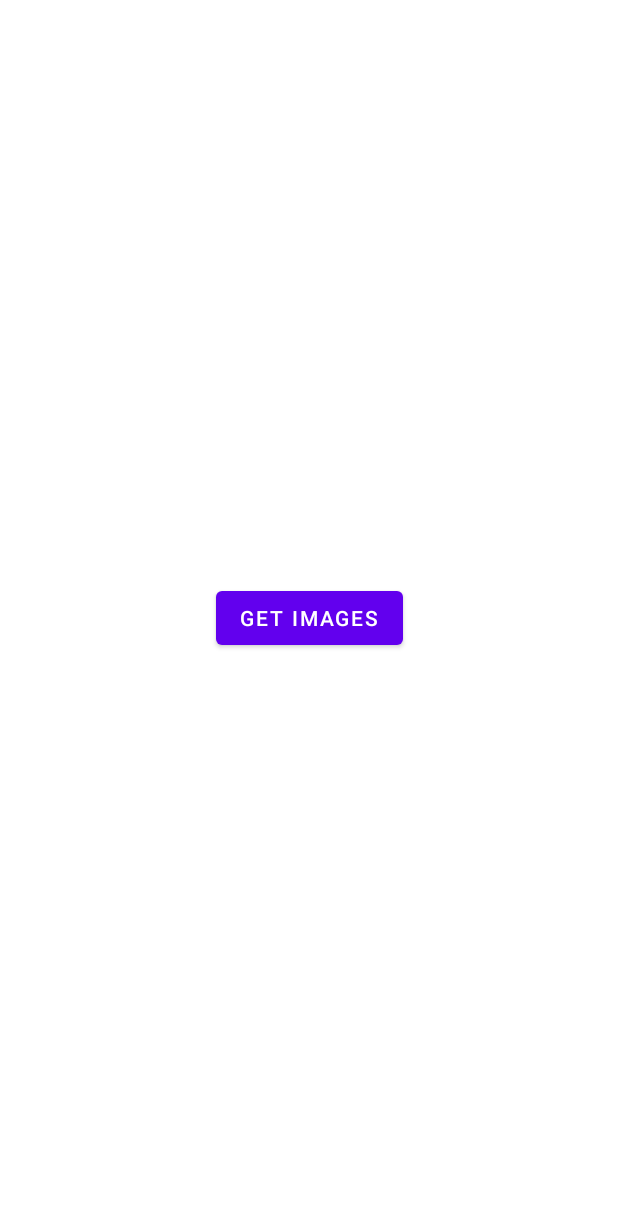
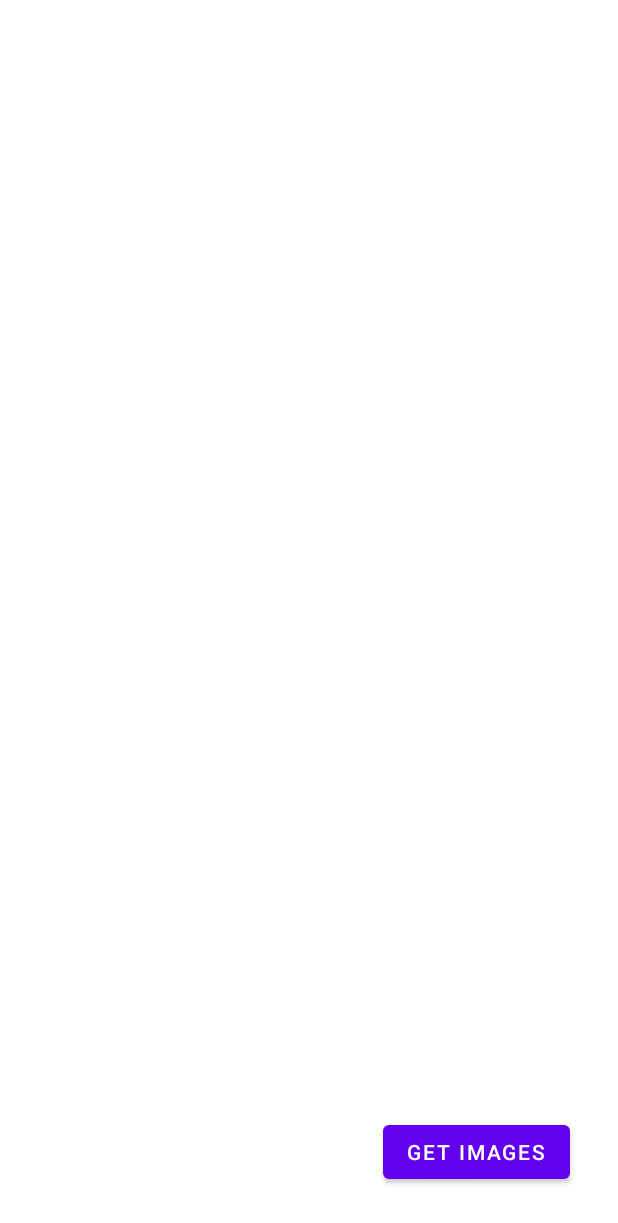
Before and after one commit to Samuel-Unknown/Gallery-Image-Picker, an Android app: the screen it shows after launch (MainActivity), on a phone screen of 412 x 824 dp. Shown: the top 1223 px of the screen. Run offline under Robolectric (Android 15) with nearby library versions, the phone set to English and light mode, and no system bars.

```diff
--- a/buildSrc/src/main/kotlin/Libraries.kt
+++ b/buildSrc/src/main/kotlin/Libraries.kt
@@ -26,6 +26,7 @@ object Libraries {
         val coreKtx = "androidx.core:core-ktx:${Versions.AndroidX.coreKtx}"
         val constraintLayout = "androidx.constraintlayout:constraintlayout:${Versions.AndroidX.constraintLayout}"
         val fragmentKtx = "androidx.fragment:fragment-ktx:${Versions.AndroidX.fragment}"
+        val preference ="androidx.preference:preference-ktx:${Versions.AndroidX.preference}"
 
         object Lifecycle {
             val runtimeKtx = "androidx.lifecycle:lifecycle-runtime-ktx:${Versions.AndroidX.lifecycle}"
--- a/buildSrc/src/main/kotlin/Versions.kt
+++ b/buildSrc/src/main/kotlin/Versions.kt
@@ -39,5 +39,6 @@ object Versions {
         val constraintLayout = "2.1.0"
         val lifecycle = "2.4.0-alpha03"
         val fragment = "1.3.6"
+        val preference = "1.1.1"
     }
 }
--- a/library/build.gradle.kts
+++ b/library/build.gradle.kts
@@ -32,8 +32,9 @@ dependencies {
     implementation(Libraries.AndroidX.appcompat)
     implementation(Libraries.AndroidX.coreKtx)
     implementation(Libraries.AndroidX.constraintLayout)
+    implementation(Libraries.AndroidX.fragmentKtx)
+    implementation(Libraries.AndroidX.preference)
     implementation(Libraries.AndroidX.Lifecycle.runtimeKtx)
-    implementation(Libraries.AndroidX.fragmentKtx)
 
     // Material
     implementation(Libraries.Google.Android.material)
--- a/library/src/main/java/com/samuelunknown/library/domain/model/ImagesResultDto.kt
+++ b/library/src/main/java/com/samuelunknown/library/domain/model/ImagesResultDto.kt
@@ -6,7 +6,10 @@ import kotlinx.parcelize.Parcelize
 sealed class ImagesResultDto : Parcelable {
     sealed class Error(open val message: String) : ImagesResultDto() {
         @Parcelize
-        object PermissionError : Error("Permission error")
+        data class PermissionError(
+            val permission: String,
+            val isGrantingPermissionInSettingsRequired: Boolean
+        ) : Error("Permission not granted: $permission.\n\nIs granting permission in settings required: $isGrantingPermissionInSettingsRequired")
 
         @Parcelize
         data class Unknown(val customMessage: String? = null) : Error(customMessage ?: "Unknown error")
--- a/library/src/main/java/com/samuelunknown/library/presentation/model/GalleryAction.kt
+++ b/library/src/main/java/com/samuelunknown/library/presentation/model/GalleryAction.kt
@@ -1,7 +1,7 @@
 package com.samuelunknown.library.presentation.model
 
 sealed class GalleryAction {
+    object GetImages : GalleryAction()
+    object Pickup : GalleryAction()
     data class ChangeSelectionAction(val item: GalleryItem.Image) : GalleryAction()
-    object Pickup : GalleryAction()
-    object Cancel : GalleryAction()
 }
--- a/library/src/main/java/com/samuelunknown/library/presentation/model/GalleryState.kt
+++ b/library/src/main/java/com/samuelunknown/library/presentation/model/GalleryState.kt
@@ -5,5 +5,6 @@ import com.samuelunknown.library.domain.model.ImagesResultDto
 sealed class GalleryState {
     object Init : GalleryState()
     data class Loaded(val items: List<GalleryItem>) : GalleryState()
-    data class Picked(val result: ImagesResultDto) : GalleryState()
+    data class Picked(val result: ImagesResultDto.Success) : GalleryState()
+    data class Error(val error: ImagesResultDto.Error) : GalleryState()
 }
--- a/sample/src/main/res/layout/activity_main.xml
+++ b/sample/src/main/res/layout/activity_main.xml
@@ -12,11 +12,35 @@
         android:id="@+id/get_images"
         android:layout_width="wrap_content"
         android:layout_height="wrap_content"
+        android:layout_marginEnd="32dp"
+        android:layout_marginBottom="32dp"
         android:text="@string/main_activity_get_images"
         app:layout_constraintBottom_toBottomOf="parent"
         app:layout_constraintEnd_toEndOf="parent"
+        app:layout_constraintHorizontal_bias="1.0"
+        app:layout_constraintStart_toStartOf="parent"
+        />
+
+    <ScrollView
+        android:id="@+id/scroll"
+        android:layout_width="match_parent"
+        android:layout_height="0dp"
+        android:layout_marginStart="32dp"
+        android:layout_marginTop="32dp"
+        android:layout_marginEnd="32dp"
+        android:layout_marginBottom="32dp"
+        app:layout_constraintBottom_toTopOf="@+id/get_images"
+        app:layout_constraintEnd_toEndOf="parent"
         app:layout_constraintStart_toStartOf="parent"
         app:layout_constraintTop_toTopOf="parent"
-        />
+        >
+
+        <TextView
+            android:id="@+id/result"
+            android:layout_width="match_parent"
+            android:layout_height="wrap_content"
+            />
+
+    </ScrollView>
 
 </androidx.constraintlayout.widget.ConstraintLayout>
```
Also changed, not shown: library/src/main/java/com/samuelunknown/library/extensions/PermissionExtensions.kt (added, +72 -0 lines), library/src/main/java/com/samuelunknown/library/presentation/ui/screen/gallery/GalleryFragment.kt (+39 -0 lines), library/src/main/java/com/samuelunknown/library/presentation/ui/screen/gallery/GalleryFragmentVm.kt (+17 -16 lines), sample/src/main/java/com/samuelunknown/sample/MainActivity.kt (+12 -5 lines).
